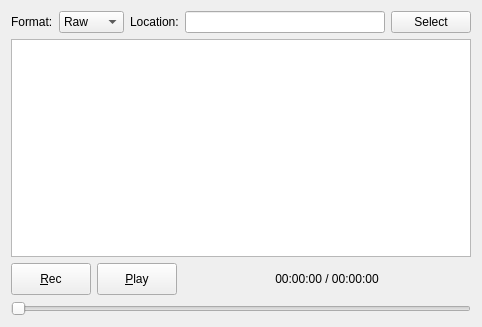
Above: src/qtgui/iq_tool.ui from gqrx-sdr/gqrx before the change. Below: the same form after it.
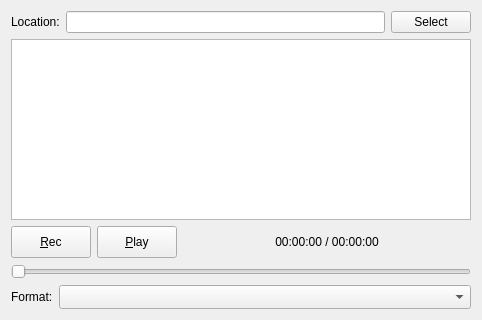
That is the form after the change. Icons and pictures are not drawn.

Commit message: iq_formats: Implement recording/playback of different sample formats

```diff
--- a/src/qtgui/iq_tool.ui
+++ b/src/qtgui/iq_tool.ui
@@ -7,7 +7,7 @@
     <x>0</x>
     <y>0</y>
     <width>482</width>
-    <height>327</height>
+    <height>320</height>
    </rect>
   </property>
   <property name="sizePolicy">
@@ -32,30 +32,6 @@
   <layout class="QVBoxLayout" name="verticalLayout">
    <item>
     <layout class="QHBoxLayout" name="horizontalLayout">
-     <item>
-      <widget class="QLabel" name="formatLabel">
-       <property name="text">
-        <string>Format:</string>
-       </property>
-      </widget>
-     </item>
-     <item>
-       <widget class="QComboBox" name="formatCombo">
-        <property name="toolTip">
-         <string>File format</string>
-        </property>
-        <item>
-         <property name="text">
-          <string>Raw</string>
-         </property>
-        </item>
-        <item>
-         <property name="text">
-          <string>SigMF</string>
-         </property>
-        </item>
-       </widget>
-      </item>
      <item>
       <widget class="QLabel" name="recDirLabel">
        <property name="text">
@@ -114,6 +90,12 @@
        <property name="enabled">
         <bool>true</bool>
        </property>
+       <property name="sizePolicy">
+        <sizepolicy hsizetype="Minimum" vsizetype="Fixed">
+         <horstretch>0</horstretch>
+         <verstretch>0</verstretch>
+        </sizepolicy>
+       </property>
        <property name="minimumSize">
         <size>
          <width>32</width>
@@ -184,7 +166,7 @@
        <property name="sizeHint" stdset="0">
         <size>
          <width>40</width>
-         <height>20</height>
+         <height>10</height>
         </size>
        </property>
       </spacer>
@@ -207,7 +189,7 @@
        <property name="sizeHint" stdset="0">
         <size>
          <width>40</width>
-         <height>20</height>
+         <height>10</height>
         </size>
        </property>
       </spacer>
@@ -233,6 +215,54 @@
      </property>
     </widget>
    </item>
+   <item>
+    <layout class="QHBoxLayout" name="horizontalLayout_3">
+     <item>
+      <widget class="QLabel" name="formatLabel">
+       <property name="sizePolicy">
+        <sizepolicy hsizetype="Minimum" vsizetype="Preferred">
+         <horstretch>0</horstretch>
+         <verstretch>0</verstretch>
+        </sizepolicy>
+       </property>
+       <property name="minimumSize">
+        <size>
+         <width>32</width>
+         <height>0</height>
+        </size>
+       </property>
+       <property name="text">
+        <string>Format:</string>
+       </property>
+      </widget>
+     </item>
+     <item>
+      <widget class="QComboBox" name="formatCombo">
+       <property name="enabled">
+        <bool>true</bool>
+       </property>
+       <property name="sizePolicy">
+        <sizepolicy hsizetype="Expanding" vsizetype="Minimum">
+         <horstretch>0</horstretch>
+         <verstretch>0</verstretch>
+        </sizepolicy>
+       </property>
+       <property name="minimumSize">
+        <size>
+         <width>32</width>
+         <height>24</height>
+        </size>
+       </property>
+       <property name="editable">
+        <bool>false</bool>
+       </property>
+       <property name="frame">
+        <bool>true</bool>
+       </property>
+      </widget>
+     </item>
+    </layout>
+   </item>
   </layout>
  </widget>
  <resources>
```
The commit also changes 10 other files.
